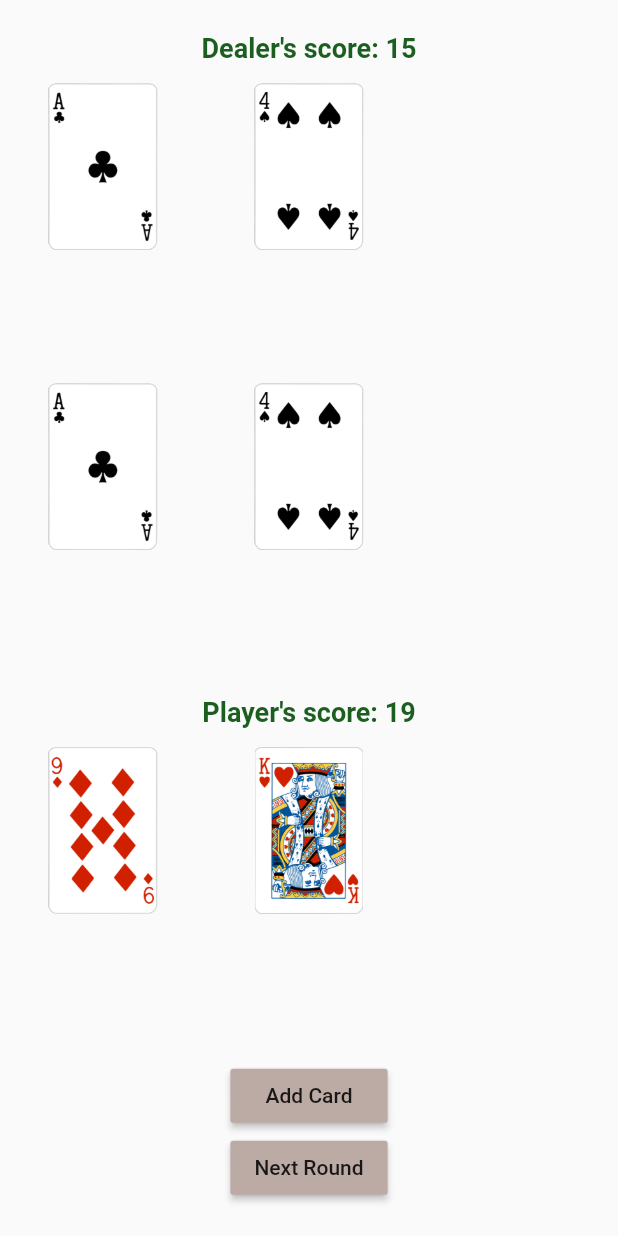
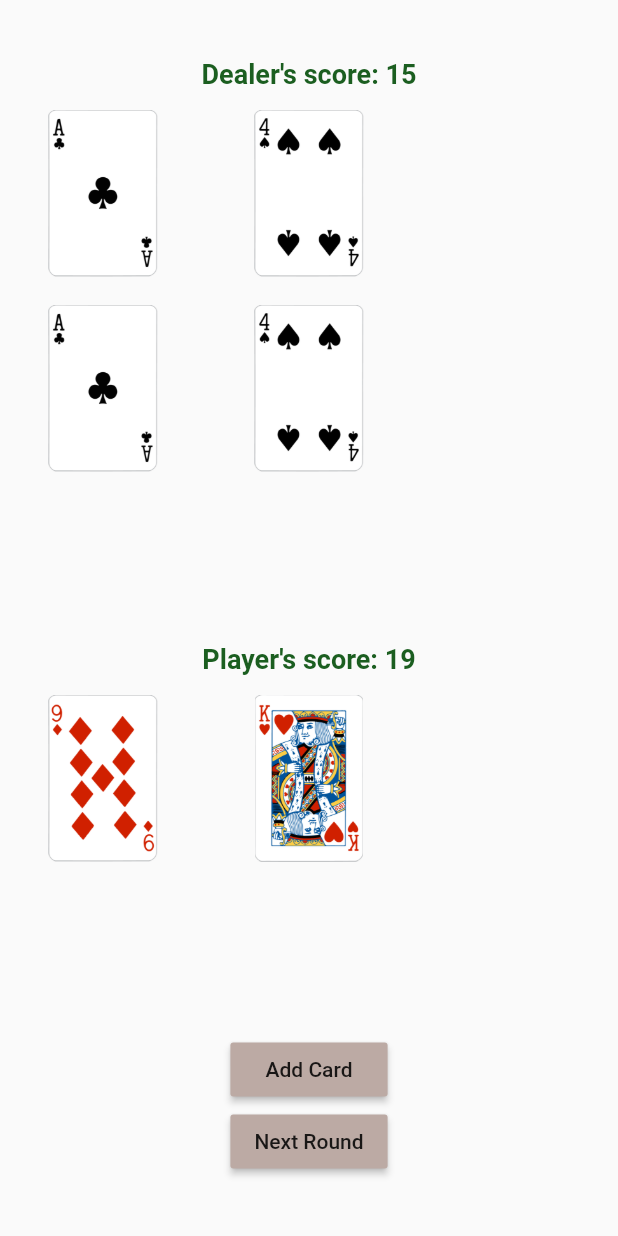
Before and after one commit to davidonuche/black_jack, a Flutter app: the screen it shows after launch, after a tap on "Start Game", on a phone screen of 412 x 824 dp. Run offline on Flutter 3.47's test engine with Material 2 defaults, Android fonts, the phone set to English and light mode, and no system bars.

Commit message:
over flow

```diff
--- a/lib/main.dart
+++ b/lib/main.dart
@@ -8,7 +8,6 @@ void main() {
 class MyApp extends StatelessWidget {
   const MyApp({super.key});
 
-  // This widget is the root of your application.
   @override
   Widget build(BuildContext context) {
     return MaterialApp(
--- a/lib/screens/black_jack_screen.dart
+++ b/lib/screens/black_jack_screen.dart
@@ -190,7 +190,7 @@ class _BlackJackScreenState extends State<BlackJackScreen> {
                       ),
                       // Dealer's cards
                       Container(
-                          height: 200,
+                        height: 130,
                         child: GridView.builder(
                             gridDelegate:
                                 SliverGridDelegateWithFixedCrossAxisCount(
@@ -198,8 +198,8 @@ class _BlackJackScreenState extends State<BlackJackScreen> {
                             itemCount: dealersCards.length,
                             itemBuilder: (context, index) {
                               return Padding(
-                                  padding: const EdgeInsets.symmetric(
-                                      vertical: 13.0),
+                                padding:
+                                    const EdgeInsets.symmetric(vertical: 13.0),
                                 child: dealersCards[index],
                               );
                             }),
@@ -240,6 +240,8 @@ class _BlackJackScreenState extends State<BlackJackScreen> {
             )
           : Center(
               child: CustomButton(
-                    onPressed: () => startNewRound(), label: "Start Game")));
+                  onPressed: () => startNewRound(), label: "Start Game"),
+            ),
+    );
   }
 }
--- a/pubspec.yaml
+++ b/pubspec.yaml
@@ -1,5 +1,5 @@
 name: black_jack
-description: A new Flutter project.
+description: This is a card game that enable two users play but now user can only play against computer.
 # The following line prevents the package from being accidentally published to
 # pub.dev using `flutter pub publish`. This is preferred for private packages.
 publish_to: 'none' # Remove this line if you wish to publish to pub.dev
```
Lines whose indentation alone changed are shown as unchanged.
